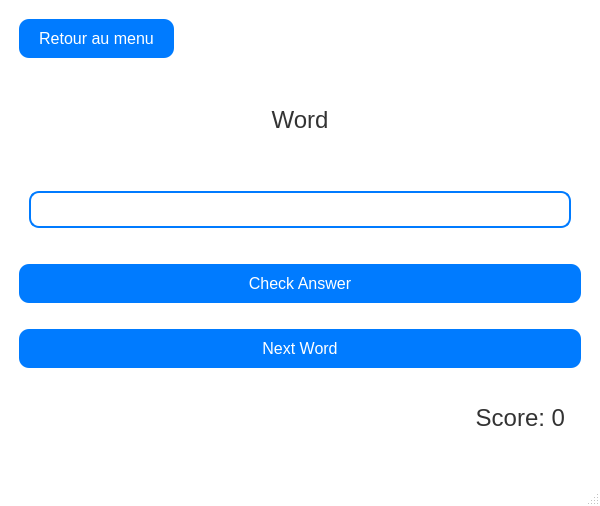
Qt form mainwindow.ui (nathanmarechal/Qapp) before a commit.
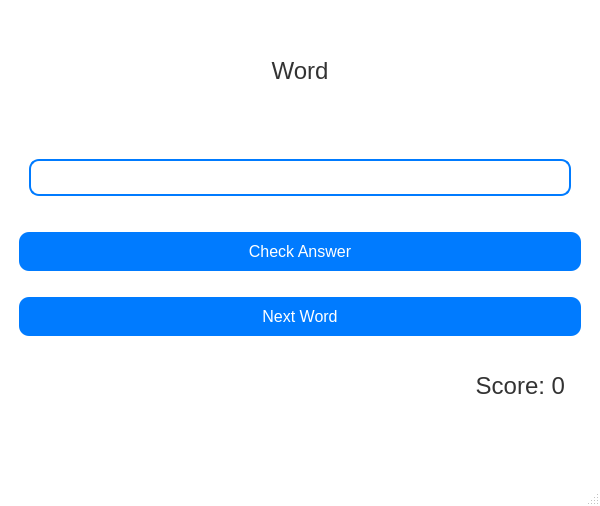
The same form after that commit.

Patch:
```diff
--- a/mainwindow.ui
+++ b/mainwindow.ui
@@ -55,13 +55,6 @@
    <layout class="QVBoxLayout" name="layoutVerticalMain">
     <item>
      <layout class="QHBoxLayout">
-      <item>
-       <widget class="QPushButton" name="menuButton">
-        <property name="text">
-         <string>Retour au menu</string>
-        </property>
-       </widget>
-      </item>
       <item>
        <spacer name="horizontalSpacer">
         <property name="orientation">
```
Left out of the diff: 12 changed lines with no effect on the pictures.
